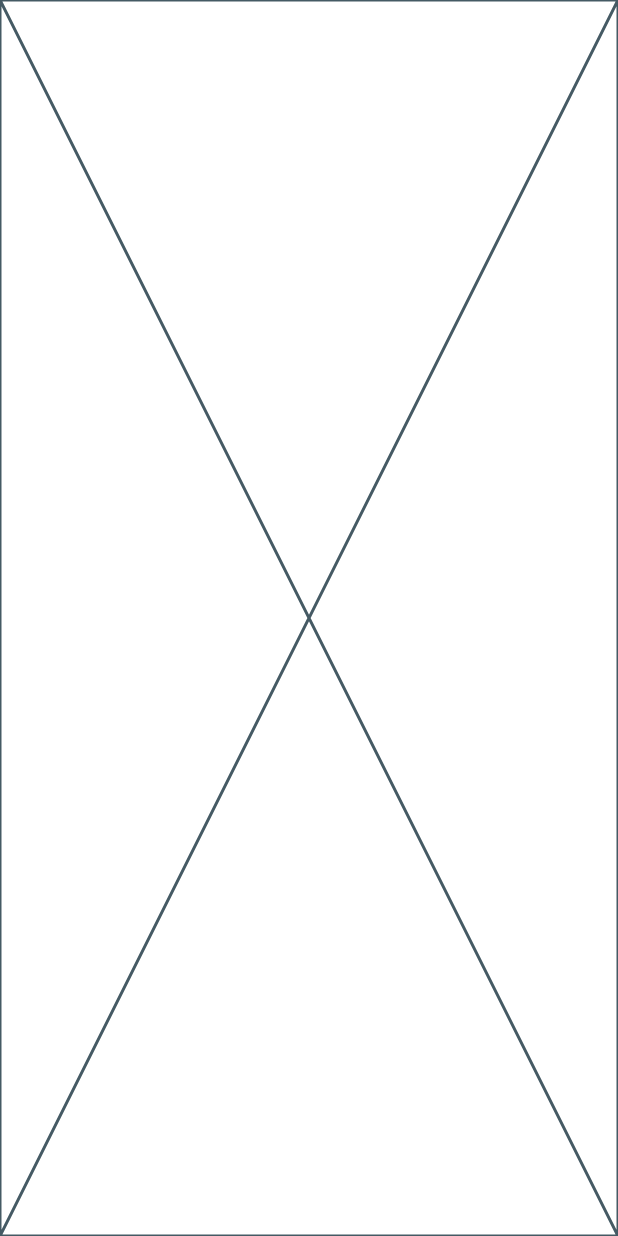
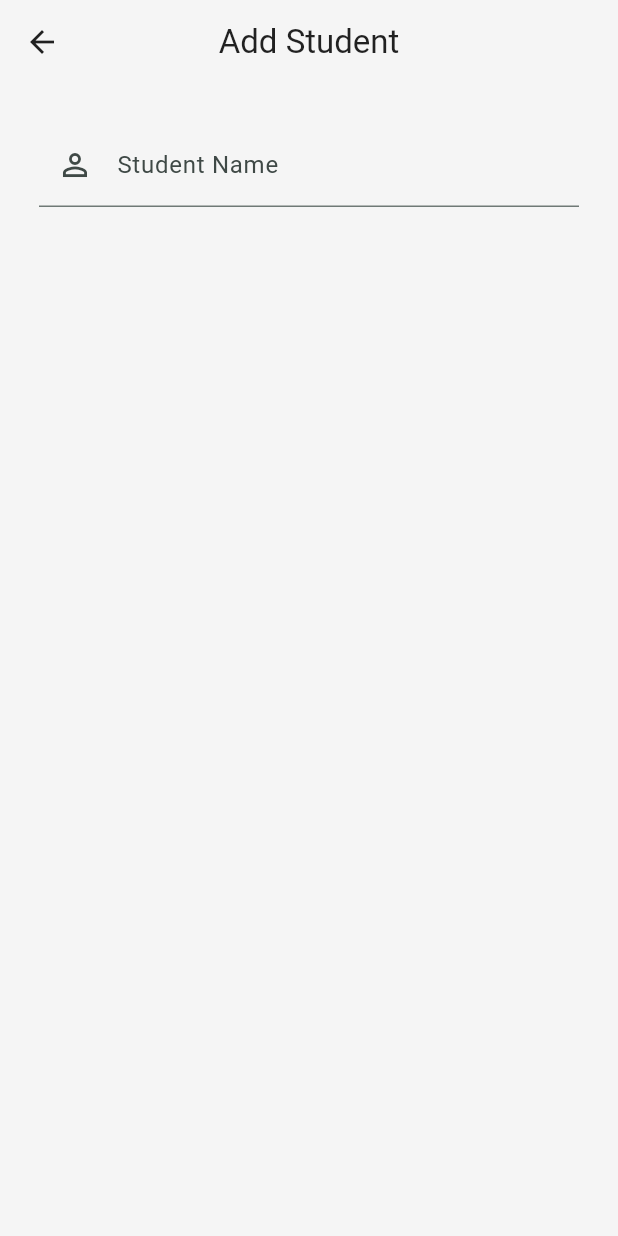
Before and after one commit to Amir-Hossein-Azimi/student_list, a Flutter app: the screen it shows after launch, after a tap on "Add Student", on a phone screen of 412 x 824 dp. Run offline on Flutter 3.47's test engine with Material 3 defaults, Android fonts, the phone set to English and light mode, and no system bars; our stand-ins replace dio; network calls fail.

Commit message:
add TextFormField Name in user_edit_screen.dart

```diff
--- a/lib/screens/user_edit_screen.dart
+++ b/lib/screens/user_edit_screen.dart
@@ -10,8 +10,43 @@ class UserEditScreen extends StatefulWidget {
 }
 
 class _UserEditScreenState extends State<UserEditScreen> {
+  final GlobalKey<FormState> formKey = GlobalKey<FormState>();
+  final TextEditingController nameController = TextEditingController();
+  final TextEditingController cityController = TextEditingController();
+
   @override
   Widget build(BuildContext context) {
-    return const Placeholder();
+    return Scaffold(
+      appBar: AppBar(
+        title: Text(widget.user == null ? 'Add Student' : 'Edit Student'),
+      ),
+      body: SafeArea(
+        child: SingleChildScrollView(
+          padding: EdgeInsets.all(26.0),
+          child: Form(
+            key: formKey,
+            child: Column(
+              crossAxisAlignment: CrossAxisAlignment.stretch,
+              children: [
+                TextFormField(
+                  controller: nameController,
+                  decoration: const InputDecoration(
+                    labelText: 'Student Name',
+                    prefixIcon: Icon(Icons.person_outline),
+                  ),
+                  validator: (value) {
+                    if (value == null || value.trim().isEmpty) {
+                      return 'Please Enter a Name ';
+                    }
+                    return null;
+                  },
+                  textInputAction: TextInputAction.next,
+                ),
+              ],
+            ),
+          ),
+        ),
+      ),
+    );
   }
 }
```
